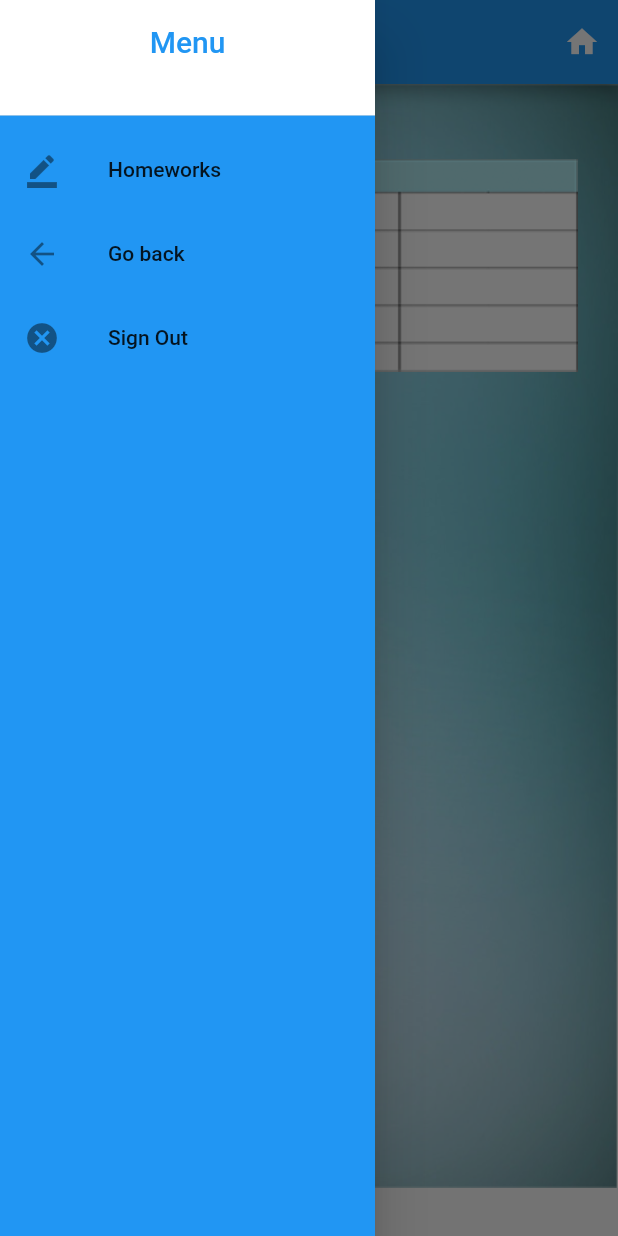
After one commit to Oelgin/floccinaucinihilipilification, a Flutter app: the Announcements screen opened by its route, with the side drawer open, on a phone screen of 412 x 824 dp. The commit adds this screen. Run offline on Flutter 3.47's test engine with Material 2 defaults, Android fonts, the phone set to English and light mode, and no system bars; missing offline and left inert: mailer; Roboto replaces fonts that are missing (Futura).

Commit message:
sadece duyurular

```diff
--- a/smartclassmuadil/lib/HomePage.dart
+++ b/smartclassmuadil/lib/HomePage.dart
@@ -557,6 +557,17 @@ bool completion4 = false;
                           Navigator.pushReplacementNamed(context, '/home');
                         },
                       ),
+                      ListTile(
+                        leading: new Icon(Icons.announcement),
+                        title: Text('Announcements',
+                          style: TextStyle(
+                                fontFamily: "Futura",
+                                fontStyle: FontStyle.normal,
+                           )),
+                        onTap: () {
+                        Navigator.pushReplacementNamed(context, '/announcements');
+                      },
+                    ),
                     ],
                   ),
                 ))));
--- /dev/null
+++ b/smartclassmuadil/lib/duyurular.dart
@@ -0,0 +1,122 @@
+import 'dart:async';
+import 'dart:io';
+
+import 'package:fix/assets.dart';
+import 'package:flutter/material.dart';
+import 'package:mailer/mailer.dart';
+import 'package:mailer/smtp_server.dart';
+import 'main.dart';
+
+final titleCont = new TextEditingController();
+final feedbackCont = new TextEditingController();
+
+class Announcements extends StatefulWidget {
+  @override
+  State<StatefulWidget> createState() {
+    return _Announcements();
+  }
+}
+
+class _Announcements extends State<Announcements> {
+  @override
+  Widget build(BuildContext context) {
+    return Scaffold(
+        appBar: AppBar(
+            title: Text("Announcements",
+                style: TextStyle(
+                  fontFamily: "Futura",
+                  fontStyle: FontStyle.normal,
+                )),
+            actions: <Widget>[
+              // action button
+              IconButton(
+                icon: Icon(Icons.home),
+                onPressed: () {
+                  Navigator.pushReplacementNamed(context, '/second');
+                },
+              ),
+            ]),
+        body: SingleChildScrollView(
+          child: Container(
+                width: 414,
+                height: 736,
+              decoration: new BoxDecoration(
+                image: DecorationImage(
+                  image: new AssetImage('images/background.png'),
+                  fit: BoxFit.fill,
+                ),
+              ),
+                child: Stack(children: [
+              Positioned(
+                top: 50 ,
+                left: 28.7,
+                width: 356.6666666666667,
+                height: 141.66666666666666,
+                child: AnnouncementAsset(),
+              ),  // link
+        ]))),
+        drawer: SizedBox(
+            width: 250,
+            child: Theme(
+                data: Theme.of(context).copyWith(
+                  canvasColor: Colors
+                      .blue, //This will change the drawer background to blue.
+                  //other styles
+                ),
+                child: Drawer(
+                  child: ListView(
+                    // Important: Remove any padding from the ListView.
+                    padding: EdgeInsets.zero,
+                    children: <Widget>[
+                      SizedBox(
+                          height: 85,
+                          child: DrawerHeader(
+                              decoration: BoxDecoration(color: Colors.white),
+                              child: Text(
+                                'Menu',
+                                textAlign: TextAlign.center,
+                                style: TextStyle(
+                                  fontFamily: "Futura",
+                                  fontStyle: FontStyle.normal,
+                                  color: Colors.blue,
+                                  fontSize: 20,
+                                ),
+                              ))),
+                      ListTile(
+                        leading: new Icon(Icons.border_color),
+                        title: Text('Homeworks',
+                            style: TextStyle(
+                              fontFamily: "Futura",
+                              fontStyle: FontStyle.normal,
+                            )),
+                        onTap: () {
+                          Navigator.pushReplacementNamed(context, '/homeworks');
+                        },
+                      ),
+                      ListTile(
+                        leading: new Icon(Icons.arrow_back),
+                        title: Text('Go back',
+                            style: TextStyle(
+                              fontFamily: "Futura",
+                              fontStyle: FontStyle.normal,
+                            )),
+                        onTap: () {
+                          Navigator.pushReplacementNamed(context, '/second');
+                        },
+                      ),
+                      ListTile(
+                        leading: new Icon(Icons.cancel),
+                        title: Text('Sign Out',
+                            style: TextStyle(
+                              fontFamily: "Futura",
+                              fontStyle: FontStyle.normal,
+                            )),
+                        onTap: () {
+                          Navigator.pushReplacementNamed(context, '/home');
+                        },
+                      ),
+                    ],
+                  ),
+                ))));
+  }
+}
--- a/smartclassmuadil/lib/evodevleri.dart
+++ b/smartclassmuadil/lib/evodevleri.dart
@@ -409,6 +409,17 @@ bool completion4 = false;
                           Navigator.pushReplacementNamed(context, '/home');
                         },
                       ),
+                      ListTile(
+                        leading: new Icon(Icons.announcement),
+                        title: Text('Announcements',
+                          style: TextStyle(
+                                fontFamily: "Futura",
+                                fontStyle: FontStyle.normal,
+                           )),
+                        onTap: () {
+                        Navigator.pushReplacementNamed(context, '/announcements');
+                      },
+                    ),
                     ],
                   ),
                 ))));
--- a/smartclassmuadil/lib/feedbackbox.dart
+++ b/smartclassmuadil/lib/feedbackbox.dart
@@ -255,6 +255,17 @@ class _FeedbackBoxState extends State<FeedbackBox> {
                           Navigator.pushReplacementNamed(context, '/home');
                         },
                       ),
+                      ListTile(
+                        leading: new Icon(Icons.announcement),
+                        title: Text('Announcements',
+                          style: TextStyle(
+                                fontFamily: "Futura",
+                                fontStyle: FontStyle.normal,
+                           )),
+                        onTap: () {
+                        Navigator.pushReplacementNamed(context, '/announcements');
+                      },
+                    ),
                     ],
                   ),
                 ))));
--- a/smartclassmuadil/lib/main.dart
+++ b/smartclassmuadil/lib/main.dart
@@ -1,3 +1,4 @@
+import 'package:fix/duyurular.dart';
 import 'package:fix/evodevleri.dart';
 import 'package:fix/feedbackbox.dart';
 import 'package:flutter/material.dart';
@@ -20,7 +21,7 @@ class MyApp extends StatelessWidget {
           '/second': (context) => SecondScreen(),
           '/feedback': (context) => FeedbackBox(),
           '/homeworks': (context) => Homeworks(),
-
+          '/announcements': (context) => Announcements(),
         }
     );
   }
```
